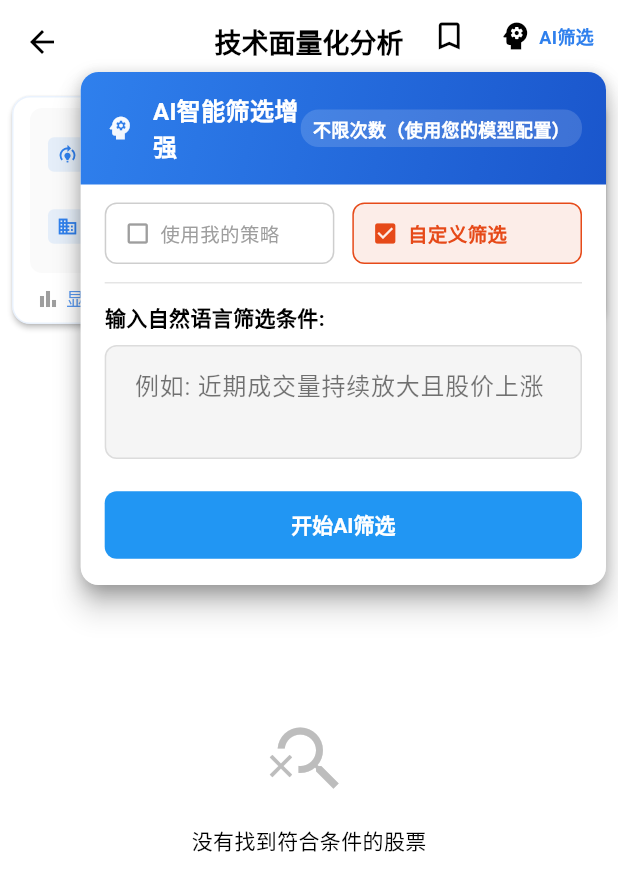
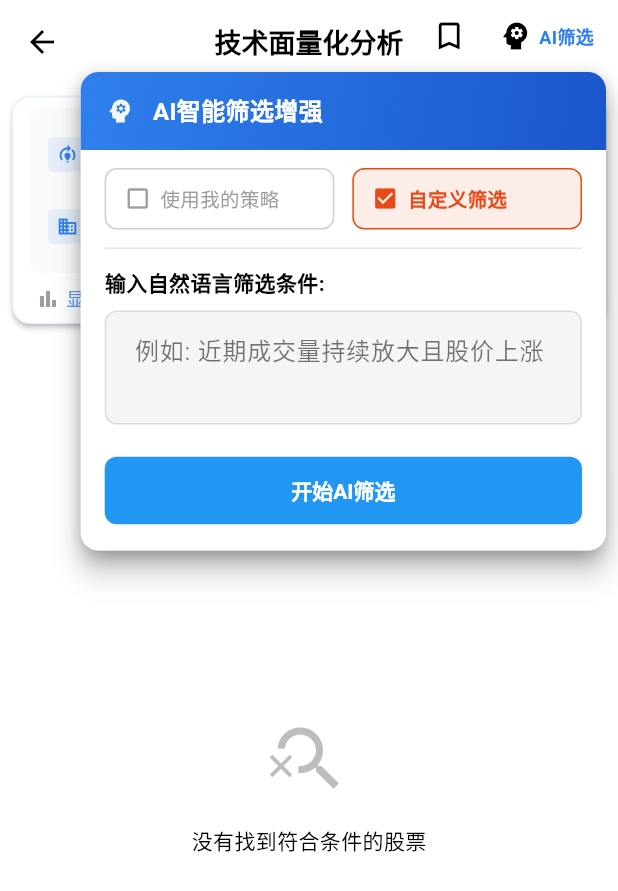
Before and after one commit to halower/stock_project, a Flutter app: the StockScannerScreen screen opened directly, after a tap on the "close" icon, after a tap on "AI筛选", on a phone screen of 412 x 824 dp. Shown: the top 891 px of the screen. Run offline on Flutter 3.47's test engine with Material 3 defaults, Android fonts, the phone set to English and light mode, and no system bars; our stand-ins replace device_info_plus, fl_chart, flutter_markdown, google_fonts, shared_preferences, sqflite and 2 more; missing offline and left inert: mailer, markdown, webview_flutter_android, webview_flutter_wkwebview; accounts and stored records are empty; network calls fail.

Commit message:
删除AI_FILTER_SPEED_OPTIMIZATION.md文件

```diff
--- a/stock_app_client/lib/services/enhanced_ai_filter_service.dart
+++ b/stock_app_client/lib/services/enhanced_ai_filter_service.dart
@@ -303,6 +303,8 @@ class EnhancedAIFilterService {
           ],
           'temperature': 0.7,
           'max_tokens': 1000,
+          'stream': false,  // 关闭流式输出，加快响应速度
+          'reasoning_effort': 'low',  // 降低推理强度，加快响应速度（适用于o1系列模型）
         }),
       );
 
@@ -348,10 +350,16 @@ class EnhancedAIFilterService {
 【用户筛选条件】
 $filterCriteria
 
-注意：在技术分析的基础上，请特别关注该股票是否符合用户的筛选条件。
-如果技术面良好且符合筛选条件，给出买入信号；
-如果技术面一般或不完全符合筛选条件，给出观望信号；
-如果技术面较差或明显不符合筛选条件，给出卖出信号。
+⚠️ **重要提示**：
+- 请仔细检查该股票是否符合用户的筛选条件
+- 如果筛选条件中提到了行业要求，请务必对比【股票信息】中的"所属行业"字段
+- 如果筛选条件中提到了特定行业（如"半导体"、"新能源"等），而该股票不属于该行业，则应给出"观望"或"卖出"信号
+- 技术面分析和筛选条件匹配度同等重要
+
+评判标准：
+- 技术面良好 + 完全符合筛选条件（包括行业匹配） → 买入信号
+- 技术面一般 或 部分符合筛选条件 或 行业不完全匹配 → 观望信号
+- 技术面较差 或 明显不符合筛选条件 或 行业完全不匹配 → 卖出信号
 
 '''
         : '';
@@ -377,7 +385,7 @@ $filterCriteria
 【股票信息】
 代码: $stockCode
 名称: $stockName
-${industry != null && industry.isNotEmpty ? '所属行业: $industry\n' : ''}当前价格: ¥${currentPrice.toStringAsFixed(2)}
+${industry != null && industry.isNotEmpty ? '🏢 所属行业: $industry ⬅️ 如果用户筛选条件中提到行业，请务必检查此字段是否匹配！\n' : ''}当前价格: ¥${currentPrice.toStringAsFixed(2)}
 
 $klineText
 
@@ -407,12 +415,12 @@ $filterSection【交易指导原则】
 - **不要分析30天前的旧数据，那些对短线交易没有意义！**
 
 基于以上分析${filterCriteria != null && filterCriteria.isNotEmpty ? '和用户筛选条件' : ''}，请给出明确的交易信号。注意：
-- 买入信号必须有明确的技术支撑${filterCriteria != null && filterCriteria.isNotEmpty ? '且符合筛选条件' : ''}
-- 观望信号用于技术面不明确或震荡整理的情况${filterCriteria != null && filterCriteria.isNotEmpty ? '，或部分符合筛选条件' : ''}
-- 止损价应设在关键支撑位下方
+- 买入信号必须有明确的技术支撑${filterCriteria != null && filterCriteria.isNotEmpty ? '且完全符合筛选条件（特别是行业要求）' : ''}
+- 观望信号用于技术面不明确或震荡整理的情况${filterCriteria != null && filterCriteria.isNotEmpty ? '，或部分符合筛选条件，或行业不完全匹配' : ''}
+- ${filterCriteria != null && filterCriteria.isNotEmpty ? '如果用户筛选条件明确提到行业（如"半导体"、"新能源"等），而该股票行业不匹配，必须给出观望或卖出信号\n- ' : ''}止损价应设在关键支撑位下方
 - 目标价应基于阻力位或技术测算
-- 置信度基于多个指标的一致性${filterCriteria != null && filterCriteria.isNotEmpty ? '和筛选条件的匹配度' : ''}
-- 理由要简洁明了，50-100字，突出核心逻辑${filterCriteria != null && filterCriteria.isNotEmpty ? '和筛选条件匹配情况' : ''}
+- 置信度基于多个指标的一致性${filterCriteria != null && filterCriteria.isNotEmpty ? '和筛选条件的匹配度（包括行业匹配）' : ''}
+- 理由要简洁明了，50-100字，突出核心逻辑${filterCriteria != null && filterCriteria.isNotEmpty ? '和筛选条件匹配情况（如果行业不匹配，必须在理由中说明）' : ''}
 - **所有分析必须基于最近几天（标记【最新】）的数据，而不是30天前的旧数据！**
 
 请用以下JSON格式回复（只返回JSON，不要有其他文字）：
--- a/stock_app_client/lib/widgets/ai_filter_panel.dart
+++ b/stock_app_client/lib/widgets/ai_filter_panel.dart
@@ -559,23 +559,8 @@ class _AIFilterPanelState extends State<AIFilterPanel> {
               ],
             ),
           ),
-          Container(
-            padding: const EdgeInsets.symmetric(horizontal: 8, vertical: 4),
-            decoration: BoxDecoration(
-              color: Colors.white.withOpacity(0.15),
-              borderRadius: BorderRadius.circular(12),
-            ),
-            child: Text(
-              _remainingCounts,
-              style: TextStyle(
-                fontSize: 12,
-                fontWeight: FontWeight.bold,
-                color: _canUseAIFilter
-                    ? Colors.white
-                    : Colors.yellow,
-              ),
-            ),
-          ),
+          // 移除无意义的次数提示
+          const SizedBox.shrink(),
         ],
       ),
     );
```
